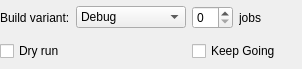
Old version of the form src/plugins/qbsprojectmanager/qbsbuildstepconfigwidget.ui in the repository qt-creator/qt-creator.
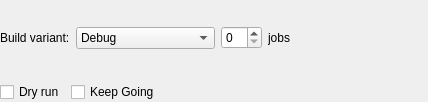
New version of the form.

Commit message: Qbs: Improve build and clean step widget layout for full-screen view.

What changed in the file:
```diff
--- a/src/plugins/qbsprojectmanager/qbsbuildstepconfigwidget.ui
+++ b/src/plugins/qbsprojectmanager/qbsbuildstepconfigwidget.ui
@@ -6,11 +6,11 @@
    <rect>
     <x>0</x>
     <y>0</y>
-    <width>302</width>
-    <height>69</height>
+    <width>428</width>
+    <height>102</height>
    </rect>
   </property>
-  <layout class="QGridLayout" name="gridLayout">
+  <layout class="QVBoxLayout" name="verticalLayout">
    <property name="leftMargin">
     <number>0</number>
    </property>
@@ -23,14 +23,16 @@
    <property name="bottomMargin">
     <number>0</number>
    </property>
-   <item row="0" column="0">
+   <item>
+    <layout class="QHBoxLayout" name="horizontalLayout">
+     <item>
     <widget class="QLabel" name="buildVariantLabel">
      <property name="text">
       <string>Build variant:</string>
      </property>
     </widget>
    </item>
-   <item row="0" column="1">
+     <item>
     <widget class="QComboBox" name="buildVariantComboBox">
      <property name="sizePolicy">
       <sizepolicy hsizetype="Expanding" vsizetype="Fixed">
@@ -50,8 +52,6 @@
      </item>
     </widget>
    </item>
-   <item row="0" column="2">
-    <layout class="QHBoxLayout" name="horizontalLayout">
      <item>
       <widget class="QSpinBox" name="jobSpinBox"/>
      </item>
@@ -77,19 +77,36 @@
      </item>
     </layout>
    </item>
-   <item row="1" column="0" colspan="2">
+   <item>
+    <layout class="QHBoxLayout" name="horizontalLayout_2">
+     <item>
     <widget class="QCheckBox" name="dryRunCheckBox">
      <property name="text">
       <string>Dry run</string>
      </property>
     </widget>
    </item>
-   <item row="1" column="2">
+     <item>
     <widget class="QCheckBox" name="keepGoingCheckBox">
      <property name="text">
       <string>Keep Going</string>
      </property>
     </widget>
+     </item>
+     <item>
+      <spacer name="horizontalSpacer">
+       <property name="orientation">
+        <enum>Qt::Horizontal</enum>
+       </property>
+       <property name="sizeHint" stdset="0">
+        <size>
+         <width>40</width>
+         <height>20</height>
+        </size>
+       </property>
+      </spacer>
+     </item>
+    </layout>
    </item>
   </layout>
  </widget>
```
Lines whose indentation alone changed are shown as unchanged. The commit also changes 1 other file.
